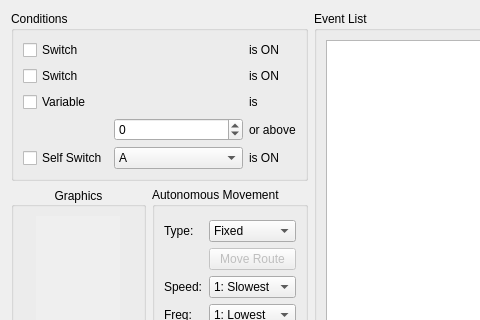
Qt form event_dialogs/eventpage.ui (jowin202/YaRXP) before a commit; both pictures show x 0 to 480 and y 0 to 320 of the 1163 by 695 pixel window.
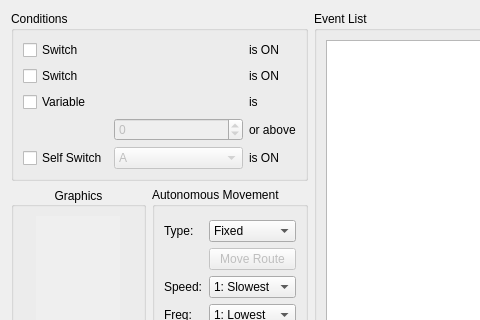
The same form after that commit. Custom widgets are drawn as their Qt base class.

What changed in the file:
```diff
--- a/event_dialogs/eventpage.ui
+++ b/event_dialogs/eventpage.ui
@@ -93,6 +93,9 @@
         </item>
         <item row="3" column="1">
          <widget class="QSpinBox" name="spin_variable">
+          <property name="enabled">
+           <bool>false</bool>
+          </property>
           <property name="maximumSize">
            <size>
             <width>140</width>
@@ -144,6 +147,9 @@
         </item>
         <item row="4" column="1">
          <widget class="QComboBox" name="combo_self_switch">
+          <property name="enabled">
+           <bool>false</bool>
+          </property>
           <property name="sizePolicy">
            <sizepolicy hsizetype="Preferred" vsizetype="Fixed">
             <horstretch>50</horstretch>
```
